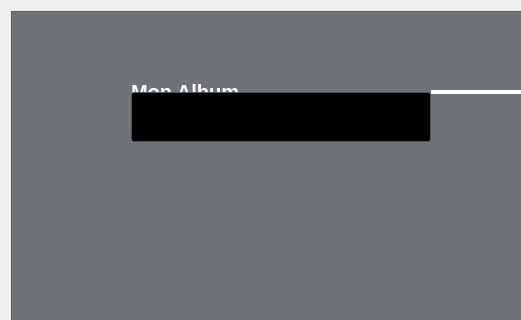
The window that imagewindow.ui (TheoFRASSI/GaleriePhotoIHM) describes before a commit, drawn with Qt 5; both pictures show x 0 to 521 and y 0 to 320 of the 974 by 722 pixel window.
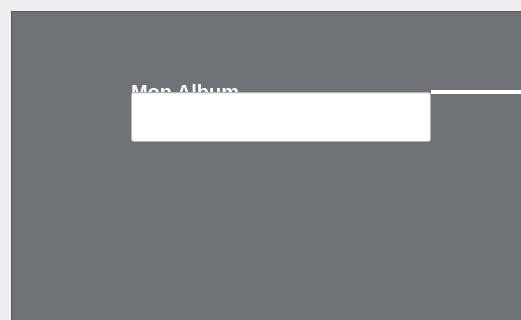
The same window after the commit. Icons and pictures are not drawn.

Commit message: correction des bugs du precedent commit, et ajout de l'ui de modifimagewindow

```diff
--- a/imagewindow.ui
+++ b/imagewindow.ui
@@ -7,7 +7,7 @@
     <x>0</x>
     <y>0</y>
     <width>974</width>
-    <height>688</height>
+    <height>716</height>
    </rect>
   </property>
   <property name="windowTitle">
@@ -535,8 +535,8 @@
               <rect>
                <x>0</x>
                <y>0</y>
-               <width>803</width>
-               <height>642</height>
+               <width>811</width>
+               <height>676</height>
               </rect>
              </property>
              <layout class="QVBoxLayout" name="verticalLayout_3">
@@ -679,9 +679,451 @@
                        <property name="maximumSize">
                         <size>
                          <width>300</width>
-                         <height>100</height>
+                         <height>50</height>
                         </size>
                        </property>
+                       <property name="palette">
+                        <palette>
+                         <active>
+                          <colorrole role="WindowText">
+                           <brush brushstyle="SolidPattern">
+                            <color alpha="255">
+                             <red>0</red>
+                             <green>0</green>
+                             <blue>0</blue>
+                            </color>
+                           </brush>
+                          </colorrole>
+                          <colorrole role="Button">
+                           <brush brushstyle="SolidPattern">
+                            <color alpha="255">
+                             <red>255</red>
+                             <green>255</green>
+                             <blue>255</blue>
+                            </color>
+                           </brush>
+                          </colorrole>
+                          <colorrole role="Light">
+                           <brush brushstyle="SolidPattern">
+                            <color alpha="255">
+                             <red>255</red>
+                             <green>255</green>
+                             <blue>255</blue>
+                            </color>
+                           </brush>
+                          </colorrole>
+                          <colorrole role="Midlight">
+                           <brush brushstyle="SolidPattern">
+                            <color alpha="255">
+                             <red>255</red>
+                             <green>255</green>
+                             <blue>255</blue>
+                            </color>
+                           </brush>
+                          </colorrole>
+                          <colorrole role="Dark">
+                           <brush brushstyle="SolidPattern">
+                            <color alpha="255">
+                             <red>127</red>
+                             <green>127</green>
+                             <blue>127</blue>
+                            </color>
+                           </brush>
+                          </colorrole>
+                          <colorrole role="Mid">
+                           <brush brushstyle="SolidPattern">
+                            <color alpha="255">
+                             <red>170</red>
+                             <green>170</green>
+                             <blue>170</blue>
+                            </color>
+                           </brush>
+                          </colorrole>
+                          <colorrole role="Text">
+                           <brush brushstyle="SolidPattern">
+                            <color alpha="255">
+                             <red>0</red>
+                             <green>0</green>
+                             <blue>0</blue>
+                            </color>
+                           </brush>
+                          </colorrole>
+                          <colorrole role="BrightText">
+                           <brush brushstyle="SolidPattern">
+                            <color alpha="255">
+                             <red>255</red>
+                             <green>255</green>
+                             <blue>255</blue>
+                            </color>
+                           </brush>
+                          </colorrole>
+                          <colorrole role="ButtonText">
+                           <brush brushstyle="SolidPattern">
+                            <color alpha="255">
+                             <red>0</red>
+                             <green>0</green>
+                             <blue>0</blue>
+                            </color>
+                           </brush>
+                          </colorrole>
+                          <colorrole role="Base">
+                           <brush brushstyle="SolidPattern">
+                            <color alpha="255">
+                             <red>255</red>
+                             <green>255</green>
+                             <blue>255</blue>
+                            </color>
+                           </brush>
+                          </colorrole>
+                          <colorrole role="Window">
+                           <brush brushstyle="SolidPattern">
+                            <color alpha="255">
+                             <red>255</red>
+                             <green>255</green>
+                             <blue>255</blue>
+                            </color>
+                           </brush>
+                          </colorrole>
+                          <colorrole role="Shadow">
+                           <brush brushstyle="SolidPattern">
+                            <color alpha="255">
+                             <red>0</red>
+                             <green>0</green>
+                             <blue>0</blue>
+                            </color>
+                           </brush>
+                          </colorrole>
+                          <colorrole role="AlternateBase">
+                           <brush brushstyle="SolidPattern">
+                            <color alpha="255">
+                             <red>255</red>
+                             <green>255</green>
+                             <blue>255</blue>
+                            </color>
+                           </brush>
+                          </colorrole>
+                          <colorrole role="ToolTipBase">
+                           <brush brushstyle="SolidPattern">
+                            <color alpha="255">
+                             <red>255</red>
+                             <green>255</green>
+                             <blue>220</blue>
+                            </color>
+                           </brush>
+                          </colorrole>
+                          <colorrole role="ToolTipText">
+                           <brush brushstyle="SolidPattern">
+                            <color alpha="255">
+                             <red>0</red>
+                             <green>0</green>
+                             <blue>0</blue>
+                            </color>
+                           </brush>
+                          </colorrole>
+                          <colorrole role="PlaceholderText">
+                           <brush brushstyle="SolidPattern">
+                            <color alpha="128">
+                             <red>0</red>
+                             <green>0</green>
+                             <blue>0</blue>
+                            </color>
+                           </brush>
+                          </colorrole>
+                         </active>
+                         <inactive>
+                          <colorrole role="WindowText">
+                           <brush brushstyle="SolidPattern">
+                            <color alpha="255">
+                             <red>0</red>
+                             <green>0</green>
+                             <blue>0</blue>
+                            </color>
+                           </brush>
+                          </colorrole>
+                          <colorrole role="Button">
+                           <brush brushstyle="SolidPattern">
+                            <color alpha="255">
+                             <red>255</red>
+                             <green>255</green>
+                             <blue>255</blue>
+                            </color>
+                           </brush>
+                          </colorrole>
+                          <colorrole role="Light">
+                           <brush brushstyle="SolidPattern">
+                            <color alpha="255">
+                             <red>255</red>
+                             <green>255</green>
+                             <blue>255</blue>
+                            </color>
+                           </brush>
+                          </colorrole>
+                          <colorrole role="Midlight">
+                           <brush brushstyle="SolidPattern">
+                            <color alpha="255">
+                             <red>255</red>
+                             <green>255</green>
+                             <blue>255</blue>
+                            </color>
+                           </brush>
+                          </colorrole>
+                          <colorrole role="Dark">
+                           <brush brushstyle="SolidPattern">
+                            <color alpha="255">
+                             <red>127</red>
+                             <green>127</green>
+                             <blue>127</blue>
+                            </color>
+                           </brush>
+                          </colorrole>
+                          <colorrole role="Mid">
+                           <brush brushstyle="SolidPattern">
+                            <color alpha="255">
+                             <red>170</red>
+                             <green>170</green>
+                             <blue>170</blue>
+                            </color>
+                           </brush>
+                          </colorrole>
+                          <colorrole role="Text">
+                           <brush brushstyle="SolidPattern">
+                            <color alpha="255">
+                             <red>0</red>
+                             <green>0</green>
+                             <blue>0</blue>
+                            </color>
+                           </brush>
+                          </colorrole>
+                          <colorrole role="BrightText">
+                           <brush brushstyle="SolidPattern">
+                            <color alpha="255">
+                             <red>255</red>
+                             <green>255</green>
+                             <blue>255</blue>
+                            </color>
+                           </brush>
+                          </colorrole>
+                          <colorrole role="ButtonText">
+                           <brush brushstyle="SolidPattern">
+                            <color alpha="255">
+                             <red>0</red>
+                             <green>0</green>
+                             <blue>0</blue>
+                            </color>
+                           </brush>
+                          </colorrole>
+                          <colorrole role="Base">
+                           <brush brushstyle="SolidPattern">
+                            <color alpha="255">
+                             <red>255</red>
+                             <green>255</green>
+                             <blue>255</blue>
+                            </color>
+                           </brush>
+                          </colorrole>
+                          <colorrole role="Window">
+                           <brush brushstyle="SolidPattern">
+                            <color alpha="255">
+                             <red>255</red>
+                             <green>255</green>
+                             <blue>255</blue>
+                            </color>
+                           </brush>
+                          </colorrole>
+                          <colorrole role="Shadow">
+                           <brush brushstyle="SolidPattern">
+                            <color alpha="255">
+                             <red>0</red>
+                             <green>0</green>
+                             <blue>0</blue>
+                            </color>
+                           </brush>
+                          </colorrole>
+                          <colorrole role="AlternateBase">
+                           <brush brushstyle="SolidPattern">
+                            <color alpha="255">
+                             <red>255</red>
+                             <green>255</green>
+                             <blue>255</blue>
+                            </color>
+                           </brush>
+                          </colorrole>
+                          <colorrole role="ToolTipBase">
+                           <brush brushstyle="SolidPattern">
+                            <color alpha="255">
+                             <red>255</red>
+                             <green>255</green>
+                             <blue>220</blue>
+                            </color>
+                           </brush>
+                          </colorrole>
+                          <colorrole role="ToolTipText">
+                           <brush brushstyle="SolidPattern">
+                            <color alpha="255">
+                             <red>0</red>
+                             <green>0</green>
+                             <blue>0</blue>
+                            </color>
+                           </brush>
+                          </colorrole>
+                          <colorrole role="PlaceholderText">
+                           <brush brushstyle="SolidPattern">
+                            <color alpha="128">
+                             <red>0</red>
+                             <green>0</green>
+                             <blue>0</blue>
+                            </color>
+                           </brush>
+                          </colorrole>
+                         </inactive>
+                         <disabled>
+                          <colorrole role="WindowText">
+                           <brush brushstyle="SolidPattern">
+                            <color alpha="255">
+                             <red>127</red>
+                             <green>127</green>
+                             <blue>127</blue>
+                            </color>
+                           </brush>
+                          </colorrole>
+                          <colorrole role="Button">
+                           <brush brushstyle="SolidPattern">
+                            <color alpha="255">
+                             <red>255</red>
+                             <green>255</green>
+                             <blue>255</blue>
+                            </color>
+                           </brush>
+                          </colorrole>
+                          <colorrole role="Light">
+                           <brush brushstyle="SolidPattern">
+                            <color alpha="255">
+                             <red>255</red>
+                             <green>255</green>
+                             <blue>255</blue>
+                            </color>
+                           </brush>
+                          </colorrole>
+                          <colorrole role="Midlight">
+                           <brush brushstyle="SolidPattern">
+                            <color alpha="255">
+                             <red>255</red>
+                             <green>255</green>
+                             <blue>255</blue>
+                            </color>
+                           </brush>
+                          </colorrole>
+                          <colorrole role="Dark">
+                           <brush brushstyle="SolidPattern">
+                            <color alpha="255">
+                             <red>127</red>
+                             <green>127</green>
+                             <blue>127</blue>
+                            </color>
+                           </brush>
+                          </colorrole>
+                          <colorrole role="Mid">
+                           <brush brushstyle="SolidPattern">
+                            <color alpha="255">
+                             <red>170</red>
+                             <green>170</green>
+                             <blue>170</blue>
+                            </color>
+                           </brush>
+                          </colorrole>
+                          <colorrole role="Text">
+                           <brush brushstyle="SolidPattern">
+                            <color alpha="255">
+                             <red>127</red>
+                             <green>127</green>
+                             <blue>127</blue>
+                            </color>
+                           </brush>
+                          </colorrole>
+                          <colorrole role="BrightText">
+                           <brush brushstyle="SolidPattern">
+                            <color alpha="255">
+                             <red>255</red>
+                             <green>255</green>
+                             <blue>255</blue>
+                            </color>
+                           </brush>
+                          </colorrole>
+                          <colorrole role="ButtonText">
+                           <brush brushstyle="SolidPattern">
+                            <color alpha="255">
+                             <red>127</red>
+                             <green>127</green>
+                             <blue>127</blue>
+                            </color>
+                           </brush>
+                          </colorrole>
+                          <colorrole role="Base">
+                           <brush brushstyle="SolidPattern">
+                            <color alpha="255">
+                             <red>255</red>
+                             <green>255</green>
+                             <blue>255</blue>
+                            </color>
+                           </brush>
+                          </colorrole>
+                          <colorrole role="Window">
+                           <brush brushstyle="SolidPattern">
+                            <color alpha="255">
+                             <red>255</red>
+                             <green>255</green>
+                             <blue>255</blue>
+                            </color>
+                           </brush>
+                          </colorrole>
+                          <colorrole role="Shadow">
+                           <brush brushstyle="SolidPattern">
+                            <color alpha="255">
+                             <red>0</red>
+                             <green>0</green>
+                             <blue>0</blue>
+                            </color>
+                           </brush>
+                          </colorrole>
+                          <colorrole role="AlternateBase">
+                           <brush brushstyle="SolidPattern">
+                            <color alpha="255">
+                             <red>255</red>
+                             <green>255</green>
+                             <blue>255</blue>
+                            </color>
+                           </brush>
+                          </colorrole>
+                          <colorrole role="ToolTipBase">
+                           <brush brushstyle="SolidPattern">
+                            <color alpha="255">
+                             <red>255</red>
+                             <green>255</green>
+                             <blue>220</blue>
+                            </color>
+                           </brush>
+                          </colorrole>
+                          <colorrole role="ToolTipText">
+                           <brush brushstyle="SolidPattern">
+                            <color alpha="255">
+                             <red>0</red>
+                             <green>0</green>
+                             <blue>0</blue>
+                            </color>
+                           </brush>
+                          </colorrole>
+                          <colorrole role="PlaceholderText">
+                           <brush brushstyle="SolidPattern">
+                            <color alpha="128">
+                             <red>0</red>
+                             <green>0</green>
+                             <blue>0</blue>
+                            </color>
+                           </brush>
+                          </colorrole>
+                         </disabled>
+                        </palette>
+                       </property>
                        <property name="font">
                         <font>
                          <pointsize>15</pointsize>
```
The commit also changes 6 other files.
